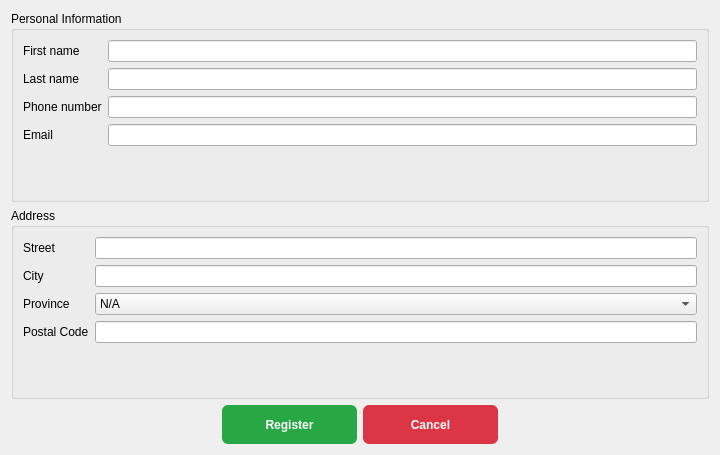
Above: SLT_Application/SLT_Application/AssessorForm.ui from amaralBruno27866/SLT_Solution before the change. Below: the same form after it.
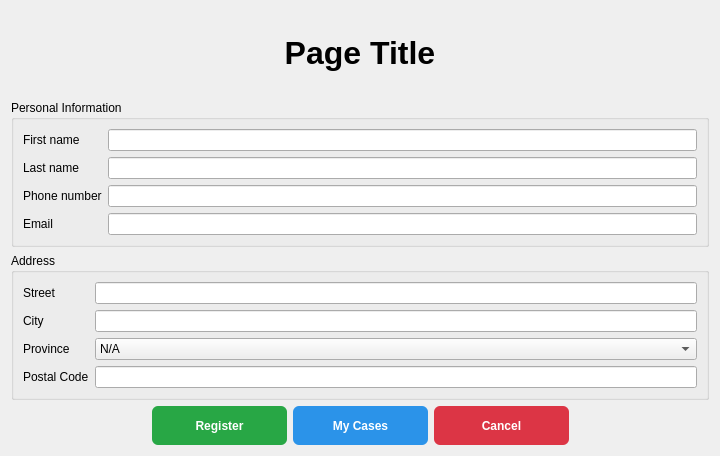
That is the form after the change.

```diff
--- a/SLT_Application/SLT_Application/AssessorForm.ui
+++ b/SLT_Application/SLT_Application/AssessorForm.ui
@@ -7,7 +7,7 @@
     <x>0</x>
     <y>0</y>
     <width>720</width>
-    <height>455</height>
+    <height>456</height>
    </rect>
   </property>
   <property name="sizePolicy">
@@ -20,6 +20,22 @@
    <string>Form</string>
   </property>
   <layout class="QVBoxLayout" name="verticalLayout">
+   <item>
+    <widget class="QLabel" name="page_title">
+     <property name="font">
+      <font>
+       <pointsize>24</pointsize>
+       <bold>true</bold>
+      </font>
+     </property>
+     <property name="text">
+      <string>Page Title</string>
+     </property>
+     <property name="alignment">
+      <set>Qt::AlignmentFlag::AlignCenter</set>
+     </property>
+    </widget>
+   </item>
    <item>
     <widget class="QGroupBox" name="personalInformationBox">
      <property name="font">
@@ -334,6 +350,29 @@
        </property>
       </widget>
      </item>
+     <item>
+      <widget class="QToolButton" name="btMyCases">
+       <property name="styleSheet">
+        <string notr="true">QToolButton {
+    background-color: #2b93e9;
+    color: white;
+    border: none;
+    border-radius: 6px;
+    padding: 8px 16px;
+    font-weight: bold;
+    width: 100px;
+    height: 20px;
+}
+
+QToolButton:hover {
+    background-color: #2b29e9;
+}</string>
+       </property>
+       <property name="text">
+        <string>My Cases</string>
+       </property>
+      </widget>
+     </item>
      <item>
       <widget class="QToolButton" name="btCancel">
        <property name="font">
```
